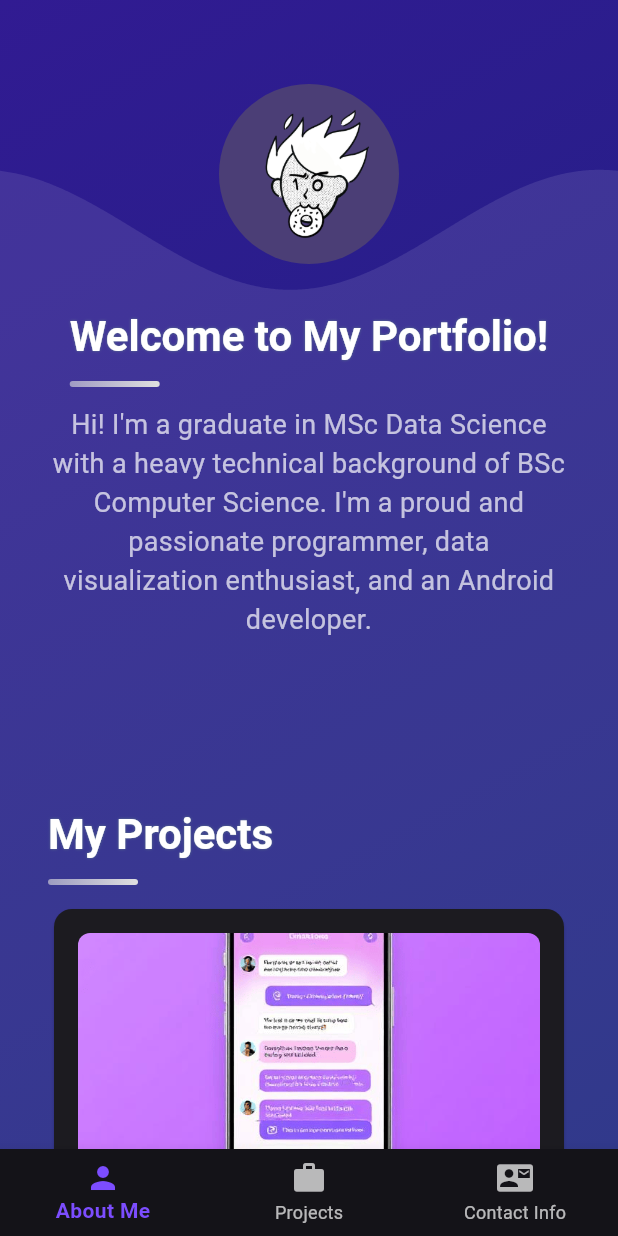
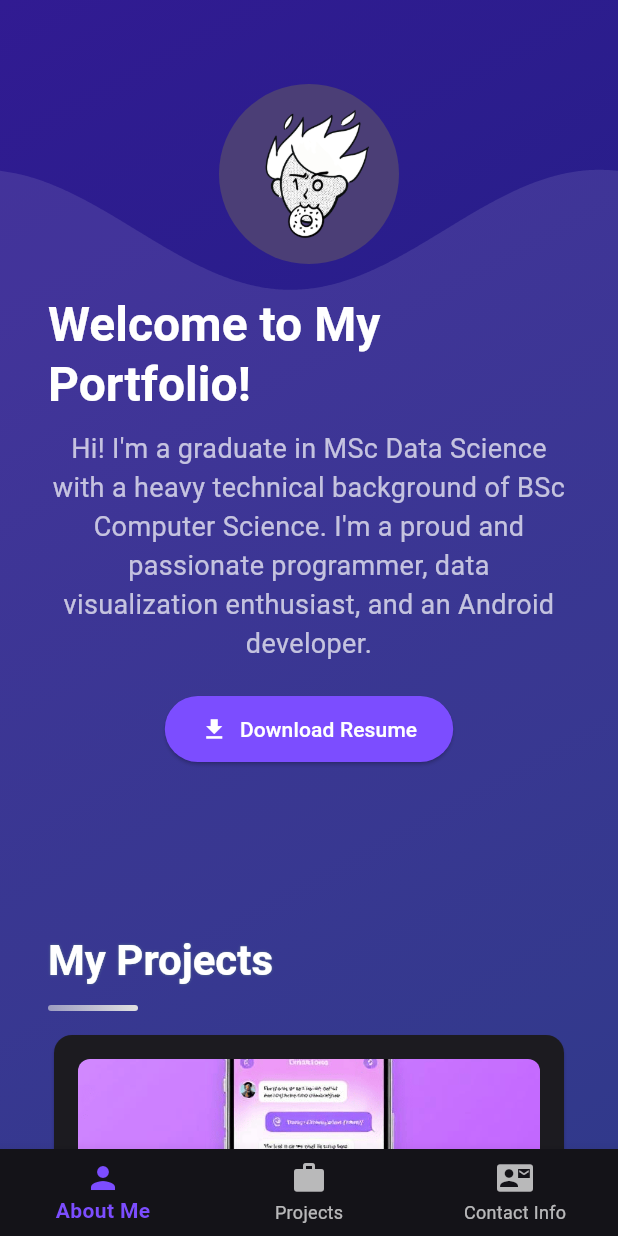
Before and after one commit to emnggprw/personal_portfolio, a Flutter app: the screen it shows after launch, on a phone screen of 412 x 824 dp. Run offline on Flutter 3.47's test engine with Material 3 defaults, Android fonts, the phone set to English and light mode, and no system bars.

Commit message:
Implemented pdf resume downloader function

```diff
--- a/lib/screens/about_me_page.dart
+++ b/lib/screens/about_me_page.dart
@@ -1,8 +1,20 @@
 import 'package:flutter/material.dart';
-import 'package:personal_portfrolio/widgets/animated_header.dart';
+import 'package:url_launcher/url_launcher.dart';
 
 class AboutMePage extends StatelessWidget {
   const AboutMePage({super.key});
+
+  // Placeholder resume link for now
+  final String _resumeUrl = 'https://www.w3.org/WAI/ER/tests/xhtml/testfiles/resources/pdf/dummy.pdf';
+
+  void _launchResume() async {
+    final Uri url = Uri.parse(_resumeUrl);
+    if (await canLaunchUrl(url)) {
+      await launchUrl(url, mode: LaunchMode.externalApplication);
+    } else {
+      throw 'Could not launch $_resumeUrl';
+    }
+  }
 
   @override
   Widget build(BuildContext context) {
@@ -17,12 +29,27 @@ class AboutMePage extends StatelessWidget {
               radius: 60,
               backgroundImage: AssetImage('assets/images/profile_picture.png'),
             ),
-            const SizedBox(height: 30),
-            const AnimatedHeader('Welcome to My Portfolio!'),
+            const SizedBox(height: 20),
+            Text(
+              'Welcome to My Portfolio!',
+              style: Theme.of(context).textTheme.headlineLarge,
+            ),
+            const SizedBox(height: 10),
             const Text(
               "Hi! I'm a graduate in MSc Data Science with a heavy technical background of BSc Computer Science. I'm a proud and passionate programmer, data visualization enthusiast, and an Android developer.",
               textAlign: TextAlign.center,
               style: TextStyle(fontSize: 18),
+            ),
+            const SizedBox(height: 20),
+            ElevatedButton.icon(
+              onPressed: _launchResume,
+              style: ElevatedButton.styleFrom(
+                backgroundColor: Colors.deepPurpleAccent,
+                foregroundColor: Colors.white,
+                padding: const EdgeInsets.symmetric(horizontal: 24, vertical: 12),
+              ),
+              icon: const Icon(Icons.download),
+              label: const Text('Download Resume'),
             ),
           ],
         ),
```
